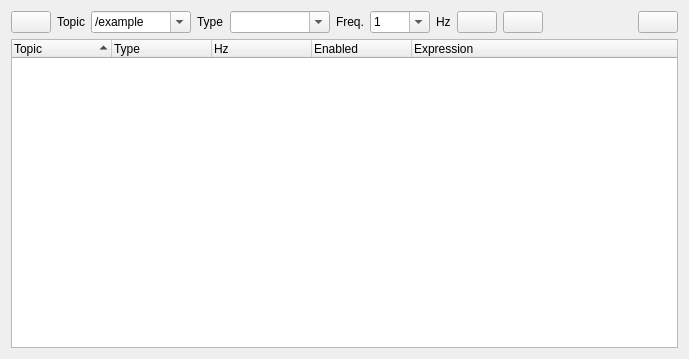
Above: rosgui_publisher/lib/Publisher.ui from ros-visualization/rqt before the change. Below: the same form after it.
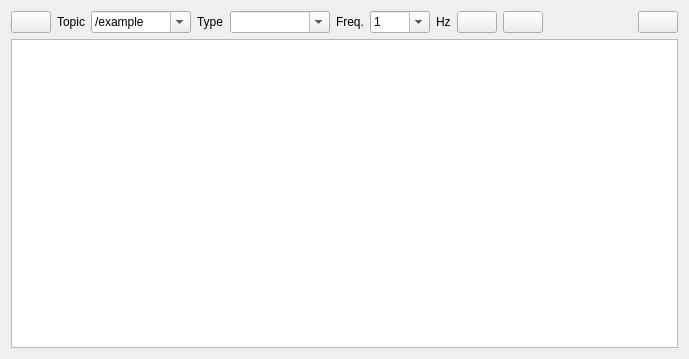
That is the form after the change. Custom widgets are drawn as their Qt base class.

Commit message: changed publisher to use treeview with messagetreemodel

What changed in the file:
```diff
--- a/rosgui_publisher/lib/Publisher.ui
+++ b/rosgui_publisher/lib/Publisher.ui
@@ -182,7 +182,7 @@
     <layout class="QHBoxLayout" name="horizontalLayout_2"/>
    </item>
    <item>
-    <widget class="QTreeWidget" name="publishers_tree_widget">
+    <widget class="PublisherTreeWidget" name="publisher_tree_widget">
      <property name="contextMenuPolicy">
       <enum>Qt::CustomContextMenu</enum>
      </property>
@@ -201,31 +201,6 @@
      <property name="sortingEnabled">
       <bool>true</bool>
      </property>
-     <column>
-      <property name="text">
-       <string>Topic</string>
-      </property>
-     </column>
-     <column>
-      <property name="text">
-       <string>Type</string>
-      </property>
-     </column>
-     <column>
-      <property name="text">
-       <string>Hz</string>
-      </property>
-     </column>
-     <column>
-      <property name="text">
-       <string>Enabled</string>
-      </property>
-     </column>
-     <column>
-      <property name="text">
-       <string>Expression</string>
-      </property>
-     </column>
     </widget>
    </item>
   </layout>
@@ -236,6 +211,11 @@
    <extends>QComboBox</extends>
    <header>ExtendedComboBox</header>
   </customwidget>
+  <customwidget>
+   <class>PublisherTreeWidget</class>
+   <extends>QTreeView</extends>
+   <header>PublisherTreeWidget.h</header>
+  </customwidget>
  </customwidgets>
  <resources/>
  <connections/>
```
Left out of the diff: 2 changed lines with no effect on the pictures. The commit also changes 7 other files.
